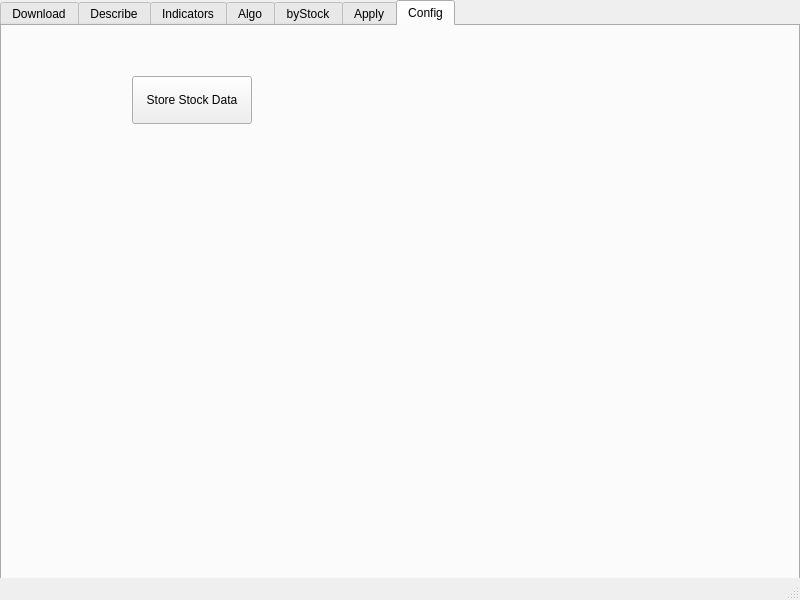
pantoner/stockfrontend, file MainWindow.ui: the form before one commit.
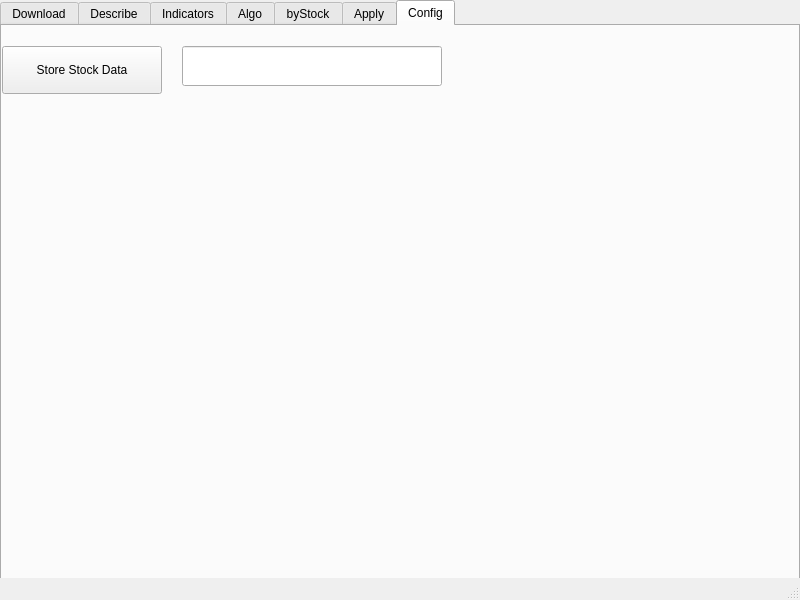
The form after the commit. The open tabs and pages were chosen to show the change.

```diff
--- a/MainWindow.ui
+++ b/MainWindow.ui
@@ -493,15 +493,15 @@
      <widget class="QPushButton" name="pushButtonConfig">
       <property name="geometry">
        <rect>
-        <x>130</x>
-        <y>50</y>
-        <width>120</width>
+        <x>0</x>
+        <y>20</y>
+        <width>160</width>
         <height>48</height>
        </rect>
       </property>
       <property name="minimumSize">
        <size>
-        <width>120</width>
+        <width>160</width>
         <height>48</height>
        </size>
       </property>
@@ -515,6 +515,28 @@
        <string>Store Stock Data</string>
       </property>
      </widget>
+     <widget class="QLineEdit" name="lineEditStockDir">
+      <property name="geometry">
+       <rect>
+        <x>180</x>
+        <y>20</y>
+        <width>260</width>
+        <height>40</height>
+       </rect>
+      </property>
+      <property name="minimumSize">
+       <size>
+        <width>260</width>
+        <height>40</height>
+       </size>
+      </property>
+      <property name="baseSize">
+       <size>
+        <width>260</width>
+        <height>40</height>
+       </size>
+      </property>
+     </widget>
     </widget>
    </widget>
   </widget>
```
Left out of the diff: 7 changed lines with no effect on the pictures.
